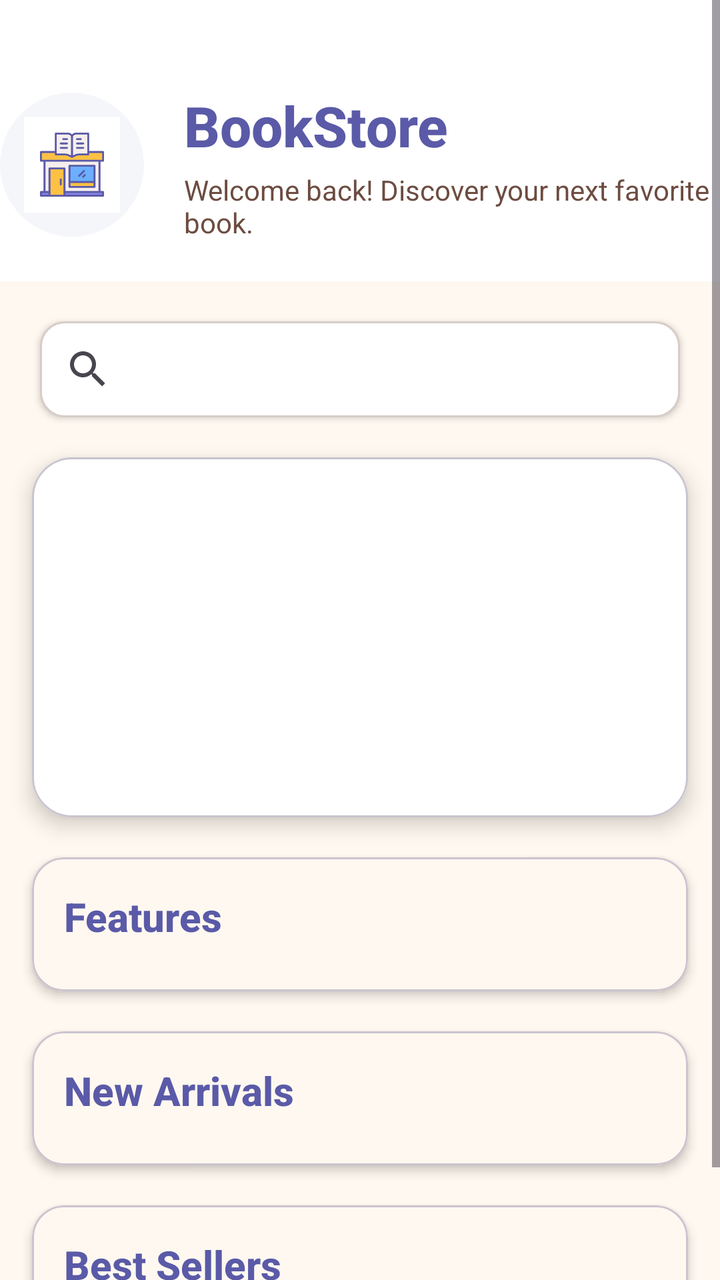
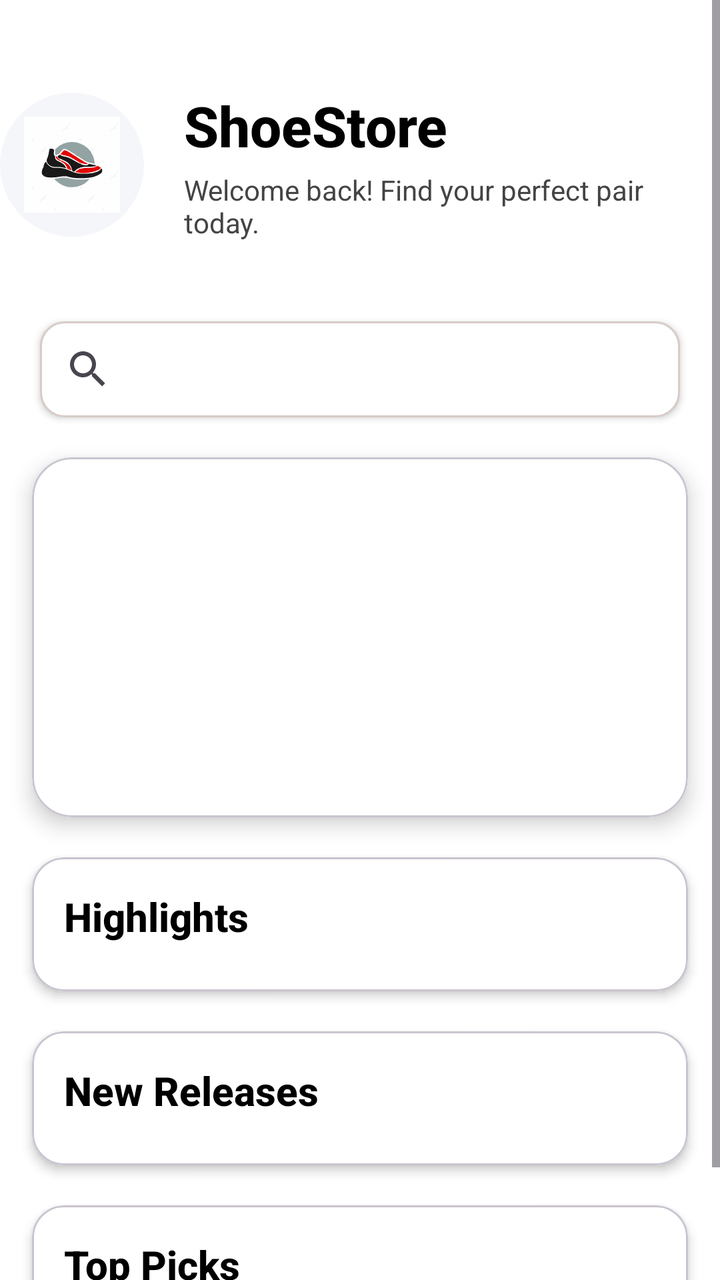

Two renders of the same Android screen: before a commit and after it. Below are the layout's source before the change and the commit's diff.
<!-- AndroidManifest.xml: application theme Theme.Project -->
<!-- res/layout/fragment_home.xml -->
<ScrollView xmlns:android="http://schemas.android.com/apk/res/android"
    xmlns:app="http://schemas.android.com/apk/res-auto"
    android:layout_width="match_parent"
    android:layout_height="match_parent"
    android:background="#FFF8F0">

    <LinearLayout
        android:orientation="vertical"
        android:layout_width="match_parent"
        android:layout_height="wrap_content"
        android:padding="0dp">

        
        <LinearLayout
            android:layout_width="match_parent"
            android:layout_height="wrap_content"
            android:orientation="horizontal"
            android:gravity="center_vertical"
            android:paddingTop="36dp"
            android:paddingBottom="12dp"
            android:background="#FFFFFF">
            <ImageView
                android:layout_width="72dp"
                android:layout_height="72dp"
                android:src="@drawable/icon"
                android:background="@drawable/circle_bg"
                android:padding="12dp"
                android:contentDescription="@string/app_icon"
                android:layout_marginEnd="20dp"/>
            <LinearLayout
                android:orientation="vertical"
                android:layout_width="wrap_content"
                android:layout_height="wrap_content">
                <TextView
                    android:layout_width="wrap_content"
                    android:layout_height="wrap_content"
                    android:text="BookStore"
                    android:textSize="28sp"
                    android:textStyle="bold"
                    android:textColor="#5A5AA8"
                    android:fontFamily="sans-serif-medium"
                    android:layout_marginTop="8dp" />
                <TextView
                    android:layout_width="wrap_content"
                    android:layout_height="wrap_content"
                    android:text="Welcome back! Discover your next favorite book."
                    android:textSize="14sp"
                    android:textColor="#6D4C41"
                    android:fontFamily="sans-serif"
                    android:layout_marginTop="4dp"
                    android:layout_marginBottom="8dp" />
            </LinearLayout>
        </LinearLayout>

        <androidx.appcompat.widget.SearchView
            android:id="@+id/searchView"
            android:layout_width="match_parent"
            android:layout_height="wrap_content"
            android:queryHint="Search books, authors, or genres..."
            android:background="@drawable/edittext_bg"
            android:iconifiedByDefault="false"
            android:layout_margin="20dp"
            android:elevation="2dp" />

        
        <com.google.android.material.card.MaterialCardView
            android:layout_width="match_parent"
            android:layout_height="wrap_content"
            android:layout_marginStart="16dp"
            android:layout_marginEnd="16dp"
            android:layout_marginBottom="20dp"
            app:cardCornerRadius="20dp"
            app:cardElevation="6dp">
            <androidx.viewpager2.widget.ViewPager2
                android:id="@+id/carouselViewPager"
                android:layout_width="match_parent"
                android:layout_height="180dp"
                android:background="@drawable/edittext_bg" />
        </com.google.android.material.card.MaterialCardView>

        
        <com.google.android.material.card.MaterialCardView
            android:layout_width="match_parent"
            android:layout_height="wrap_content"
            android:layout_marginStart="16dp"
            android:layout_marginEnd="16dp"
            android:layout_marginBottom="20dp"
            app:cardCornerRadius="16dp"
            app:cardBackgroundColor="#FFF8F0"
            app:cardElevation="3dp">
            <LinearLayout
                android:orientation="vertical"
                android:layout_width="match_parent"
                android:layout_height="wrap_content"
                android:padding="16dp">
                <TextView
                    android:text="Features"
                    android:textStyle="bold"
                    android:textSize="20sp"
                    android:textColor="#5A5AA8"
                    android:fontFamily="sans-serif-medium"
                    android:layout_width="wrap_content"
                    android:layout_height="wrap_content"
                    android:layout_marginBottom="8dp"/>
                <androidx.recyclerview.widget.RecyclerView
                    android:id="@+id/rvFeatures"
                    android:layout_width="match_parent"
                    android:layout_height="wrap_content"
                    android:background="#FFF8F0"/>
            </LinearLayout>
        </com.google.android.material.card.MaterialCardView>

        
        <com.google.android.material.card.MaterialCardView
            android:layout_width="match_parent"
            android:layout_height="wrap_content"
            android:layout_marginStart="16dp"
            android:layout_marginEnd="16dp"
            android:layout_marginBottom="20dp"
            app:cardCornerRadius="16dp"
            app:cardBackgroundColor="#FFF8F0"
            app:cardElevation="3dp">
            <LinearLayout
                android:orientation="vertical"
                android:layout_width="match_parent"
                android:layout_height="wrap_content"
                android:padding="16dp">
                <TextView
                    android:text="New Arrivals"
                    android:textStyle="bold"
                    android:textSize="20sp"
                    android:textColor="#5A5AA8"
                    android:fontFamily="sans-serif-medium"
                    android:layout_width="wrap_content"
                    android:layout_height="wrap_content"
                    android:layout_marginBottom="8dp"/>
                <androidx.recyclerview.widget.RecyclerView
                    android:id="@+id/rvNewArrivals"
                    android:layout_width="match_parent"
                    android:layout_height="wrap_content"
                    android:background="#FFF8F0"/>
            </LinearLayout>
        </com.google.android.material.card.MaterialCardView>

        
        <com.google.android.material.card.MaterialCardView
            android:layout_width="match_parent"
            android:layout_height="wrap_content"
            android:layout_marginStart="16dp"
            android:layout_marginEnd="16dp"
            android:layout_marginBottom="32dp"
            app:cardCornerRadius="16dp"
            app:cardBackgroundColor="#FFF8F0"
            app:cardElevation="3dp">
            <LinearLayout
                android:orientation="vertical"
                android:layout_width="match_parent"
                android:layout_height="wrap_content"
                android:padding="16dp">
                <TextView
                    android:text="Best Sellers"
                    android:textStyle="bold"
                    android:textSize="20sp"
                    android:textColor="#5A5AA8"
                    android:fontFamily="sans-serif-medium"
                    android:layout_width="wrap_content"
                    android:layout_height="wrap_content"
                    android:layout_marginBottom="8dp"/>
                <androidx.recyclerview.widget.RecyclerView
                    android:id="@+id/rvBestSellers"
                    android:layout_width="match_parent"
                    android:layout_height="wrap_content"
                    android:background="#FFF8F0"/>
            </LinearLayout>
        </com.google.android.material.card.MaterialCardView>



    </LinearLayout>
</ScrollView>
<!-- resources referenced by this layout -->
<resources>
  <!-- drawable circle_bg (drawable) -->
  <shape xmlns:android="http://schemas.android.com/apk/res/android"
      android:shape="oval">
      <solid android:color="#F5F6FA"/>
      <size android:width="72dp" android:height="72dp"/>
  </shape>
  <!-- drawable edittext_bg (drawable) -->
  <shape xmlns:android="http://schemas.android.com/apk/res/android" android:shape="rectangle">
      <solid android:color="#FFFFFF"/>
      <corners android:radius="12dp"/>
      <stroke android:width="1dp" android:color="#D7CCC8"/>
  </shape>
  <!-- drawable icon: vector/xml drawable (drawable, 6605 chars, omitted) -->
  <string name="app_icon">App icon</string>
  <style name="Theme.Project" parent="Base.Theme.Project" />
  <style name="Base.Theme.Project" parent="Theme.Material3.DayNight.NoActionBar">
          
          
      </style>
</resources>

<!-- the commit's change to res/layout/fragment_home.xml (unified diff, before → after) -->
@@ -2,7 +2,7 @@
     xmlns:app="http://schemas.android.com/apk/res-auto"
     android:layout_width="match_parent"
     android:layout_height="match_parent"
-    android:background="#FFF8F0">
+    android:background="#FFFFFF">
 
     <LinearLayout
         android:orientation="vertical"
@@ -10,7 +10,6 @@
         android:layout_height="wrap_content"
         android:padding="0dp">
 
-        
         <LinearLayout
             android:layout_width="match_parent"
             android:layout_height="wrap_content"
@@ -19,6 +18,7 @@
             android:paddingTop="36dp"
             android:paddingBottom="12dp"
             android:background="#FFFFFF">
+
             <ImageView
                 android:layout_width="72dp"
                 android:layout_height="72dp"
@@ -27,25 +27,28 @@
                 android:padding="12dp"
                 android:contentDescription="@string/app_icon"
                 android:layout_marginEnd="20dp"/>
+
             <LinearLayout
                 android:orientation="vertical"
                 android:layout_width="wrap_content"
                 android:layout_height="wrap_content">
+
                 <TextView
                     android:layout_width="wrap_content"
                     android:layout_height="wrap_content"
-                    android:text="BookStore"
+                    android:text="ShoeStore"
                     android:textSize="28sp"
                     android:textStyle="bold"
-                    android:textColor="#5A5AA8"
+                    android:textColor="#000000"
                     android:fontFamily="sans-serif-medium"
                     android:layout_marginTop="8dp" />
+
                 <TextView
                     android:layout_width="wrap_content"
                     android:layout_height="wrap_content"
-                    android:text="Welcome back! Discover your next favorite book."
+                    android:text="Welcome back! Find your perfect pair today."
                     android:textSize="14sp"
-                    android:textColor="#6D4C41"
+                    android:textColor="#444444"
                     android:fontFamily="sans-serif"
                     android:layout_marginTop="4dp"
                     android:layout_marginBottom="8dp" />
@@ -56,13 +59,12 @@
             android:id="@+id/searchView"
             android:layout_width="match_parent"
             android:layout_height="wrap_content"
-            android:queryHint="Search books, authors, or genres..."
+            android:queryHint="Search sneakers, brands, or styles..."
             android:background="@drawable/edittext_bg"
             android:iconifiedByDefault="false"
             android:layout_margin="20dp"
             android:elevation="2dp" />
 
-        
         <com.google.android.material.card.MaterialCardView
             android:layout_width="match_parent"
             android:layout_height="wrap_content"
@@ -70,15 +72,15 @@
             android:layout_marginEnd="16dp"
             android:layout_marginBottom="20dp"
             app:cardCornerRadius="20dp"
-            app:cardElevation="6dp">
+            app:cardElevation="6dp"
+            app:cardBackgroundColor="#FFFFFF">
             <androidx.viewpager2.widget.ViewPager2
                 android:id="@+id/carouselViewPager"
                 android:layout_width="match_parent"
                 android:layout_height="180dp"
-                android:background="@drawable/edittext_bg" />
+                android:background="#FFFFFF" />
         </com.google.android.material.card.MaterialCardView>
 
-        
         <com.google.android.material.card.MaterialCardView
             android:layout_width="match_parent"
             android:layout_height="wrap_content"
@@ -86,31 +88,32 @@
             android:layout_marginEnd="16dp"
             android:layout_marginBottom="20dp"
             app:cardCornerRadius="16dp"
-            app:cardBackgroundColor="#FFF8F0"
+            app:cardBackgroundColor="#FFFFFF"
             app:cardElevation="3dp">
             <LinearLayout
                 android:orientation="vertical"
                 android:layout_width="match_parent"
                 android:layout_height="wrap_content"
                 android:padding="16dp">
+
                 <TextView
-                    android:text="Features"
+                    android:text="Highlights"
                     android:textStyle="bold"
                     android:textSize="20sp"
-                    android:textColor="#5A5AA8"
+                    android:textColor="#000000"
                     android:fontFamily="sans-serif-medium"
                     android:layout_width="wrap_content"
                     android:layout_height="wrap_content"
                     android:layout_marginBottom="8dp"/>
+
                 <androidx.recyclerview.widget.RecyclerView
                     android:id="@+id/rvFeatures"
                     android:layout_width="match_parent"
                     android:layout_height="wrap_content"
-                    android:background="#FFF8F0"/>
+                    android:background="#FFFFFF"/>
             </LinearLayout>
         </com.google.android.material.card.MaterialCardView>
 
-        
         <com.google.android.material.card.MaterialCardView
             android:layout_width="match_parent"
             android:layout_height="wrap_content"
@@ -118,31 +121,32 @@
             android:layout_marginEnd="16dp"
             android:layout_marginBottom="20dp"
             app:cardCornerRadius="16dp"
-            app:cardBackgroundColor="#FFF8F0"
+            app:cardBackgroundColor="#FFFFFF"
             app:cardElevation="3dp">
             <LinearLayout
                 android:orientation="vertical"
                 android:layout_width="match_parent"
                 android:layout_height="wrap_content"
                 android:padding="16dp">
+
                 <TextView
-                    android:text="New Arrivals"
+                    android:text="New Releases"
                     android:textStyle="bold"
                     android:textSize="20sp"
-                    android:textColor="#5A5AA8"
+                    android:textColor="#000000"
                     android:fontFamily="sans-serif-medium"
                     android:layout_width="wrap_content"
                     android:layout_height="wrap_content"
                     android:layout_marginBottom="8dp"/>
+
                 <androidx.recyclerview.widget.RecyclerView
                     android:id="@+id/rvNewArrivals"
                     android:layout_width="match_parent"
                     android:layout_height="wrap_content"
-                    android:background="#FFF8F0"/>
+                    android:background="#FFFFFF"/>
             </LinearLayout>
         </com.google.android.material.card.MaterialCardView>
 
-        
         <com.google.android.material.card.MaterialCardView
             android:layout_width="match_parent"
             android:layout_height="wrap_content"
@@ -150,31 +154,31 @@
             android:layout_marginEnd="16dp"
             android:layout_marginBottom="32dp"
             app:cardCornerRadius="16dp"
-            app:cardBackgroundColor="#FFF8F0"
+            app:cardBackgroundColor="#FFFFFF"
             app:cardElevation="3dp">
             <LinearLayout
                 android:orientation="vertical"
                 android:layout_width="match_parent"
                 android:layout_height="wrap_content"
                 android:padding="16dp">
+
                 <TextView
-                    android:text="Best Sellers"
+                    android:text="Top Picks"
                     android:textStyle="bold"
                     android:textSize="20sp"
-                    android:textColor="#5A5AA8"
+                    android:textColor="#000000"
                     android:fontFamily="sans-serif-medium"
                     android:layout_width="wrap_content"
                     android:layout_height="wrap_content"
                     android:layout_marginBottom="8dp"/>
+
                 <androidx.recyclerview.widget.RecyclerView
                     android:id="@+id/rvBestSellers"
                     android:layout_width="match_parent"
                     android:layout_height="wrap_content"
-                    android:background="#FFF8F0"/>
+                    android:background="#FFFFFF"/>
             </LinearLayout>
         </com.google.android.material.card.MaterialCardView>
 
-
-
     </LinearLayout>
 </ScrollView>
<!-- resource entries referenced after the edit -->
@@ -12,7 +12,7 @@
       <corners android:radius="12dp"/>
       <stroke android:width="1dp" android:color="#D7CCC8"/>
   </shape>
-  <!-- drawable icon: vector/xml drawable (drawable, 6605 chars, omitted) -->
+  <!-- drawable icon: vector/xml drawable (drawable, 63320 chars, omitted) -->
   <string name="app_icon">App icon</string>
   <style name="Theme.Project" parent="Base.Theme.Project" />
   <style name="Base.Theme.Project" parent="Theme.Material3.DayNight.NoActionBar">
